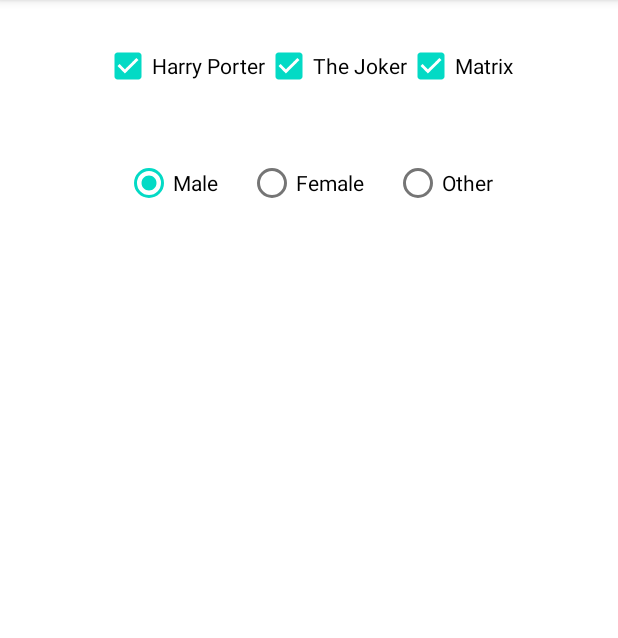
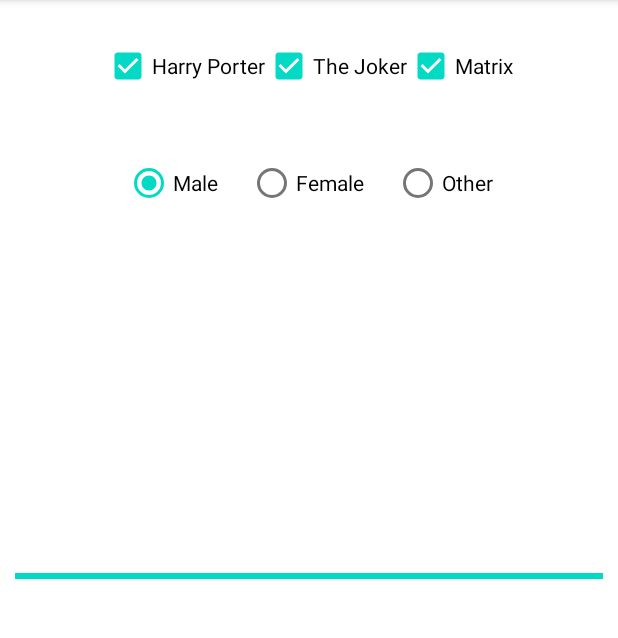
Before and after one commit to Dhannyphantom/meicode-android, an Android app: the screen it shows after launch (MainActivity), on a phone screen of 412 x 824 dp, the part 84-722 px from its top. Run offline under Robolectric (Android 15) with nearby library versions, the phone set to English and light mode, and no system bars.

Commit message:
Progressbars

```diff
--- a/app/src/main/java/com/example/meicode/MainActivity.java
+++ b/app/src/main/java/com/example/meicode/MainActivity.java
@@ -4,8 +4,11 @@ import androidx.appcompat.app.AppCompatActivity;
 
 import android.annotation.SuppressLint;
 import android.os.Bundle;
+import android.os.SystemClock;
+import android.view.View;
 import android.widget.CheckBox;
 import android.widget.CompoundButton;
+import android.widget.ProgressBar;
 import android.widget.RadioGroup;
 import android.widget.Toast;
 
@@ -13,6 +16,7 @@ public class MainActivity extends AppCompatActivity {
 
     CheckBox checkBoxHarry, checkBoxJoker, checkBoxMatrix;
     RadioGroup radioGender;
+    ProgressBar progressBar;
 
     @Override
     protected void onCreate(Bundle savedInstanceState) {
@@ -21,16 +25,29 @@ public class MainActivity extends AppCompatActivity {
 
         checkBoxHarry = findViewById(R.id.checkboxHarryporter);
         radioGender = findViewById(R.id.rgGender);
+        progressBar = findViewById(R.id.progressBar);
+
+        Thread progressThread = new Thread(new Runnable() {
+            @Override
+            public void run() {
+                for (int i = 0; i < 10; i++) {
+                    progressBar.incrementProgressBy(10);
+                    SystemClock.sleep(600);
+                }
+            }
+        });
+        progressThread.start();
+
         radioGender.setOnCheckedChangeListener(new RadioGroup.OnCheckedChangeListener() {
             @SuppressLint("NonConstantResourceId")
             @Override
             public void onCheckedChanged(RadioGroup radioGroup, int i) {
                 switch (i) {
                     case R.id.rbMale:
-                        Toast.makeText(MainActivity.this, "Male", Toast.LENGTH_SHORT).show();
+                        progressBar.setVisibility(View.VISIBLE);
                         break;
                     case R.id.rbFemale:
-                        Toast.makeText(MainActivity.this, "Female", Toast.LENGTH_SHORT).show();
+                        progressBar.setVisibility(View.GONE);
                         break;
                     case R.id.rbOther:
                         Toast.makeText(MainActivity.this, "What the heck are you!", Toast.LENGTH_SHORT).show();
@@ -40,7 +57,6 @@ public class MainActivity extends AppCompatActivity {
                 }
             }
         });
-
         checkBoxHarry.setOnCheckedChangeListener(new CompoundButton.OnCheckedChangeListener() {
             @Override
             public void onCheckedChanged(CompoundButton compoundButton, boolean b) {
--- a/app/src/main/res/layout/activity_main.xml
+++ b/app/src/main/res/layout/activity_main.xml
@@ -74,5 +74,14 @@
             android:text="Other" />
     </RadioGroup>
 
+    <ProgressBar
+        android:layout_width="match_parent"
+        android:layout_height="wrap_content"
+        android:layout_centerInParent="true"
+        android:visibility="visible"
+        style="@style/Widget.AppCompat.ProgressBar.Horizontal"
+        android:id="@+id/progressBar"
+        />
+
 
 </RelativeLayout>
```
